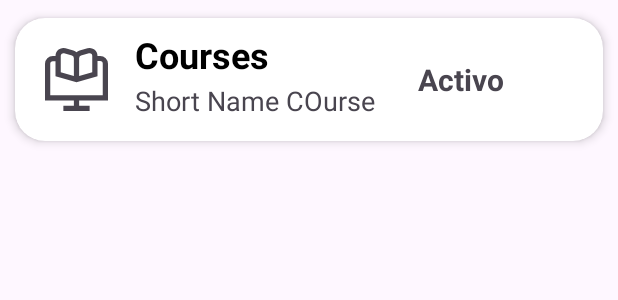
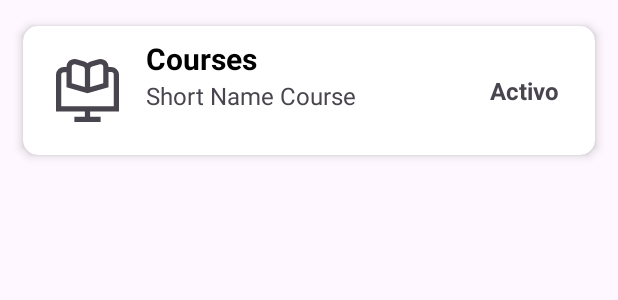
Before and after one commit to Delta102/cfiim, an Android app: the layout item_course.xml on its own in the app's theme, with its tools: preview values and no code run, on a phone screen of 412 x 824 dp. Shown: the top 300 px of the screen. Run offline under Robolectric (Android 15) with nearby library versions, the phone set to English and light mode, and no system bars.

```diff
--- a/app/build.gradle.kts
+++ b/app/build.gradle.kts
@@ -30,6 +30,7 @@ android {
 
 dependencies {
 
+    implementation("com.squareup.picasso:picasso:2.8")
     implementation ("com.google.android.material:material:1.4.0")
     implementation(libs.jwtdecode)
     implementation("com.squareup.okhttp3:okhttp:4.9.3")
--- a/app/src/main/res/layout/item_course.xml
+++ b/app/src/main/res/layout/item_course.xml
@@ -1,79 +1,69 @@
 <?xml version="1.0" encoding="utf-8"?>
-<androidx.cardview.widget.CardView xmlns:android="http://schemas.android.com/apk/res/android" xmlns:app="http://schemas.android.com/apk/res-auto"
+<androidx.cardview.widget.CardView xmlns:android="http://schemas.android.com/apk/res/android"
+    xmlns:app="http://schemas.android.com/apk/res-auto"
     android:id="@+id/cv"
     android:layout_width="match_parent"
     android:layout_height="wrap_content"
-    android:animateLayoutChanges="true"
-    app:cardCornerRadius="20dp"
+    android:layout_margin="8dp"
+    app:cardCornerRadius="10dp"
     app:cardElevation="4dp"
     app:cardUseCompatPadding="true">
 
     <LinearLayout
         android:layout_width="match_parent"
         android:layout_height="wrap_content"
-        android:animateLayoutChanges="true"
         android:orientation="vertical"
-        >
+        android:padding="8dp">
+
         <RelativeLayout
             android:layout_width="match_parent"
             android:layout_height="wrap_content"
-            android:orientation ="horizontal"
-            android:padding="6dp"
-            >
+            android:orientation="horizontal">
+
             <ImageView
                 android:id="@+id/icon_Image"
                 android:layout_width="70dp"
                 android:layout_height="70dp"
                 android:layout_alignParentStart="true"
                 android:layout_centerVertical="true"
-                android:layout_gravity="center"
                 android:paddingLeft="14dp"
                 android:paddingRight="14dp"
-                app:srcCompat="@drawable/ic_courses"
-                android:layout_alignParentLeft="true" />
+                app:srcCompat="@drawable/ic_courses" />
 
             <LinearLayout
                 android:layout_width="wrap_content"
                 android:layout_height="wrap_content"
-                android:layout_alignParentTop="true"
                 android:layout_marginStart="4dp"
-                android:layout_marginTop="2dp"
                 android:layout_toEndOf="@id/icon_Image"
-                android:orientation="vertical"
-                android:layout_marginLeft="4dp"
-                android:layout_toRightOf="@id/icon_Image"
-                >
+                android:orientation="vertical">
+
                 <TextView
                     android:id="@+id/courseTextView"
                     android:layout_width="match_parent"
                     android:layout_height="wrap_content"
-                    android:layout_marginBottom="2dp"
                     android:text="Courses"
                     android:textColor="@color/black"
-                    android:textSize="24sp"
-                    android:textStyle="bold"/>
+                    android:textSize="20sp"
+                    android:textStyle="bold" />
+
                 <TextView
                     android:id="@+id/shortNameTxtView"
                     android:layout_width="match_parent"
                     android:layout_height="wrap_content"
-                    android:text="Short Name COurse"
-                    android:textSize="18sp"/>
+                    android:text="Short Name Course"
+                    android:textSize="16sp" />
             </LinearLayout>
 
             <TextView
                 android:layout_width="wrap_content"
                 android:layout_height="wrap_content"
                 android:layout_centerVertical="true"
-                android:layout_marginEnd="60dp"
-                android:layout_marginRight="6dp"
+                android:layout_marginEnd="16dp"
                 android:text="Activo"
-                android:textSize="20sp"
+                android:textSize="16sp"
                 android:textStyle="bold"
-                android:layout_alignParentRight="true"
                 android:layout_alignParentEnd="true" />
-
 
         </RelativeLayout>
     </LinearLayout>
-
 </androidx.cardview.widget.CardView>
```
Also changed, not shown: app/src/main/java/com/dev/campusfrontute/MainActivity.java (+60 -11 lines), app/src/main/java/com/dev/campusfrontute/models/helpers/MdlUserWithRole.java (+9 -0 lines), app/src/main/res/layout/activity_main.xml (+24 -12 lines), app/src/main/res/drawable/userblankprofile.png (added).
